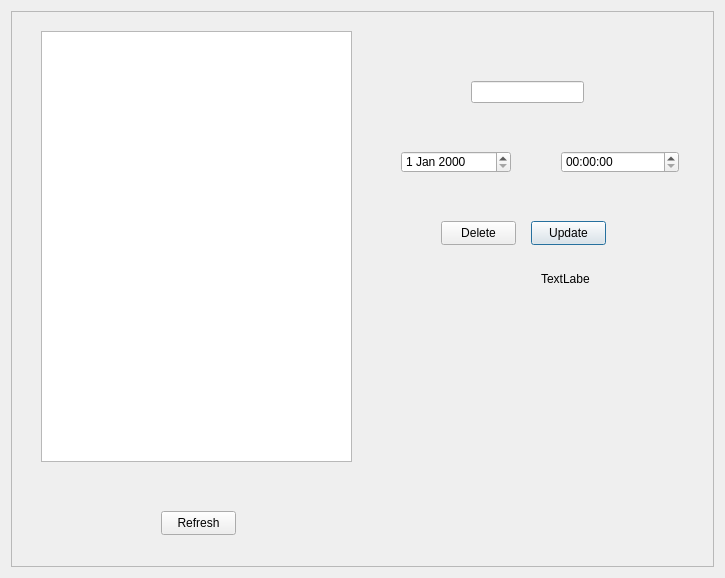
Before: the Qt Designer form K/allplans.ui in burr1to/kaizen, drawn with Qt 5.
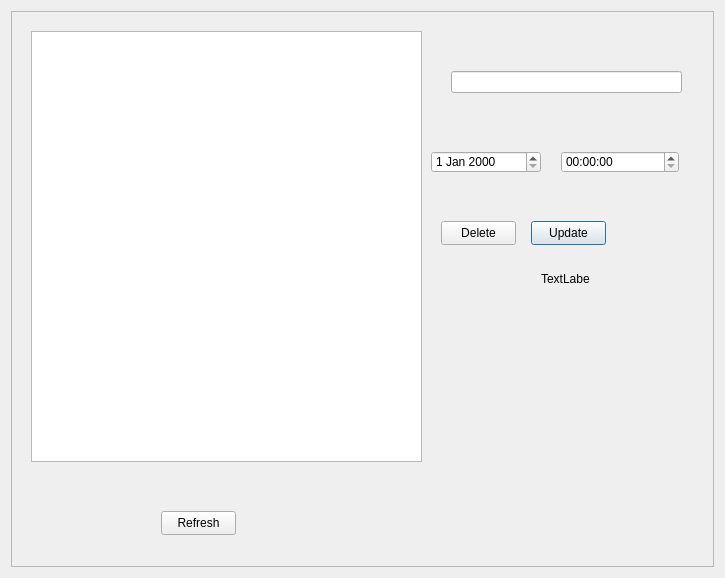
After: the same form once the commit is applied.

Diff of the .ui file:
```diff
--- a/K/allplans.ui
+++ b/K/allplans.ui
@@ -25,12 +25,18 @@
      <widget class="QListView" name="listView">
       <property name="geometry">
        <rect>
-        <x>30</x>
+        <x>20</x>
         <y>20</y>
-        <width>311</width>
+        <width>391</width>
         <height>431</height>
        </rect>
       </property>
+      <property name="styleSheet">
+       <string notr="true">#listview{
+font-size:14px;
+padding:10px;
+}</string>
+      </property>
      </widget>
      <widget class="QLabel" name="label">
       <property name="geometry">
@@ -48,9 +54,9 @@
      <widget class="QLineEdit" name="editingPlan">
       <property name="geometry">
        <rect>
-        <x>460</x>
-        <y>70</y>
-        <width>113</width>
+        <x>440</x>
+        <y>60</y>
+        <width>231</width>
         <height>22</height>
        </rect>
       </property>
@@ -58,7 +64,7 @@
      <widget class="QDateEdit" name="datecome">
       <property name="geometry">
        <rect>
-        <x>390</x>
+        <x>420</x>
         <y>140</y>
         <width>110</width>
         <height>22</height>
```
